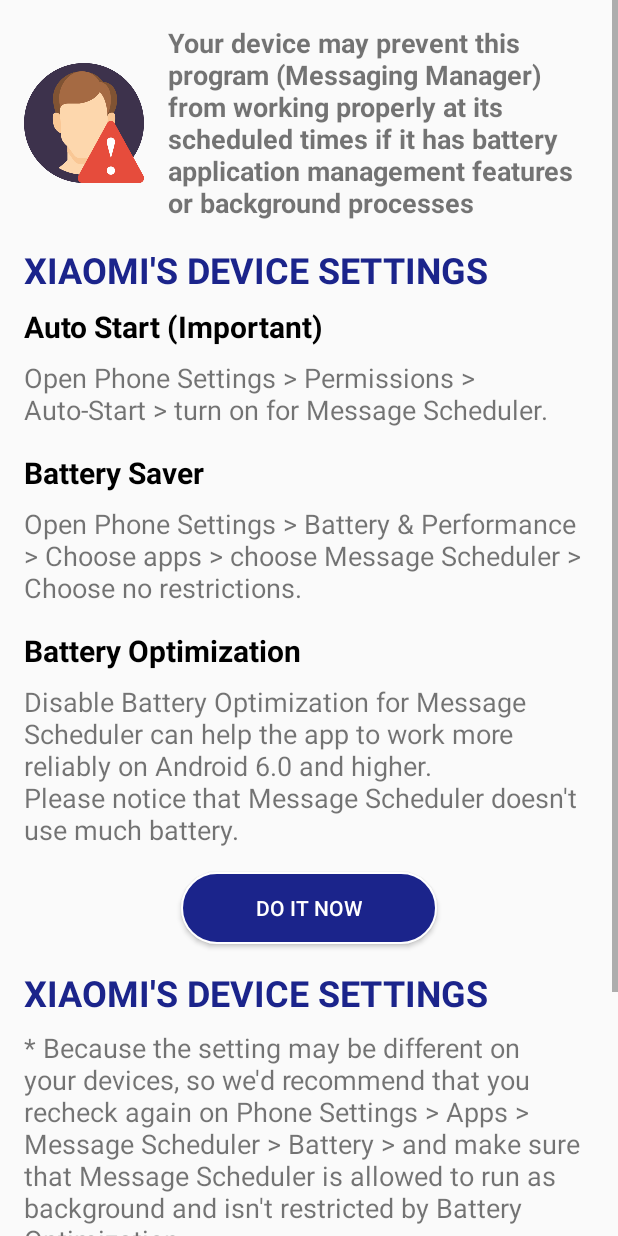
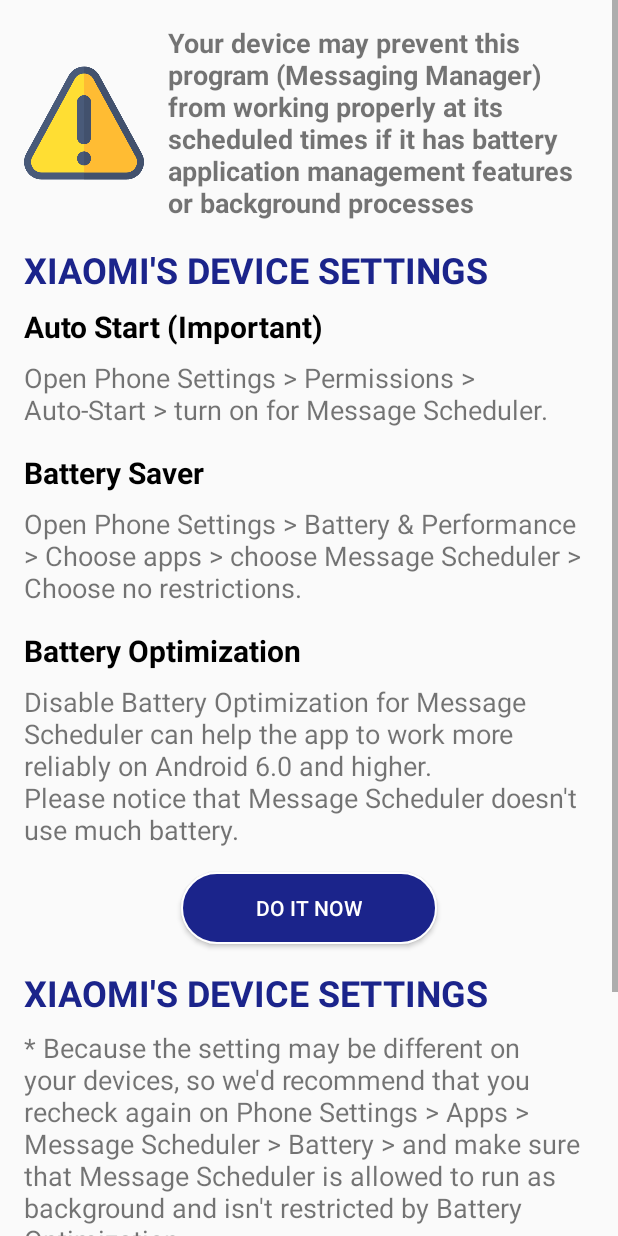
Before and after one commit to ahmdaliielsayed/MiTrip, an Android app: the TipsActivity screen opened directly, with no data from a screen before it, on a phone screen of 412 x 824 dp. Run offline under Robolectric (Android 15) with nearby library versions, the phone set to English and light mode, and no system bars.

Commit message:
warning photo

```diff
--- a/app/src/main/res/layout/activity_tips.xml
+++ b/app/src/main/res/layout/activity_tips.xml
@@ -18,7 +18,7 @@
             app:layout_constraintBottom_toBottomOf="@+id/textViewWarning"
             app:layout_constraintStart_toStartOf="parent"
             app:layout_constraintTop_toTopOf="@+id/textViewWarning"
-            app:srcCompat="@drawable/warning"
+            app:srcCompat="@drawable/warningg"
             tools:ignore="ContentDescription" />
 
         <TextView
```
Also changed, not shown: app/src/main/res/drawable-v24/warningg.png (added).
